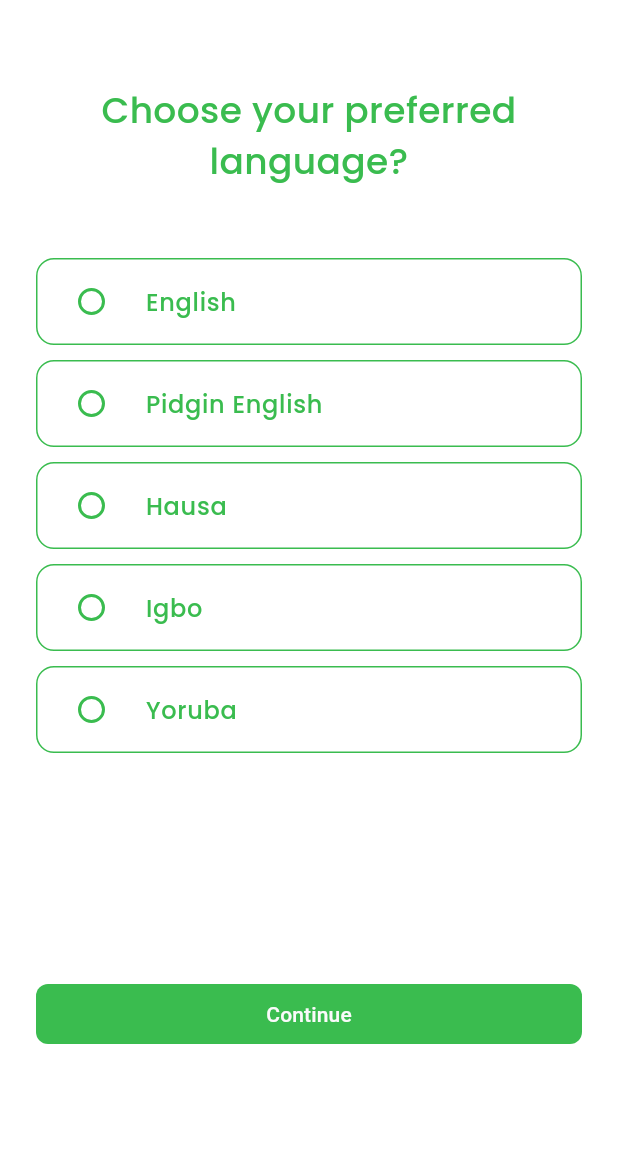
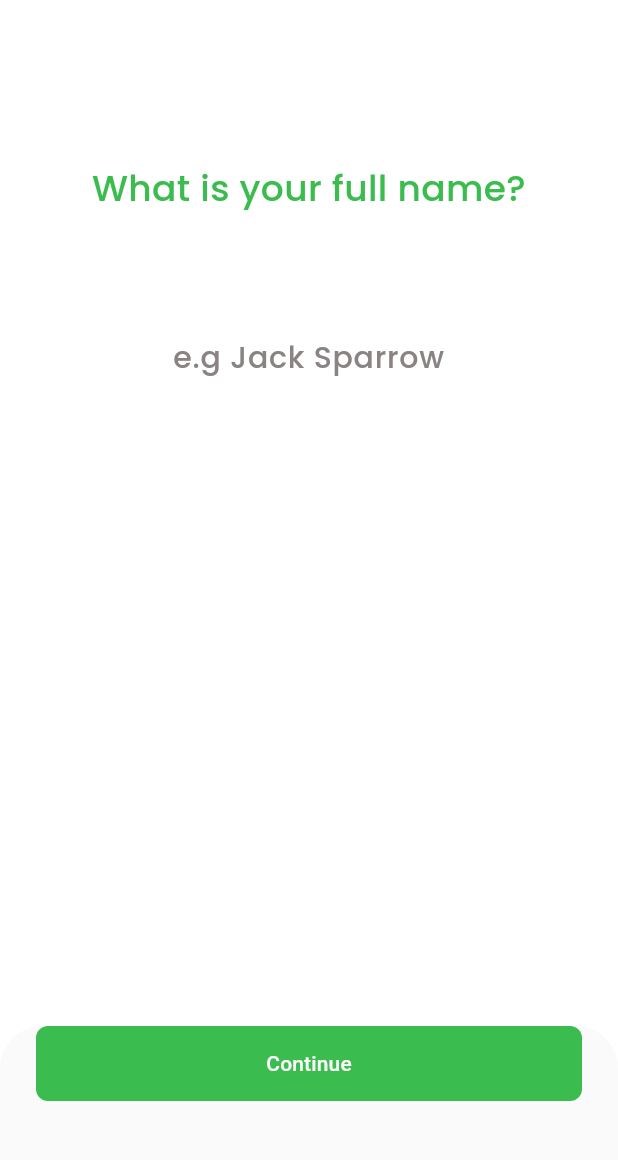
Before and after one commit to enoch-aik/dewsclim, a Flutter app: the ChoosePreferredLanguageScreen screen opened by its route, after a tap on "Continue", on a phone screen of 412 x 824 dp, the part 72-1232 px from its top. Run offline on Flutter 3.47's test engine with Material 3 defaults, Android fonts, the light colour scheme and no system bars; our stand-ins replace auto_route, flutter_hooks, flutter_svg, hooks_riverpod, shared_preferences, smooth_page_indicator; accounts and stored records are empty.

Commit message:
Added full name registration screen

```diff
--- a/lib/features/auth/presentation/ui/screens/register/choose_language.dart
+++ b/lib/features/auth/presentation/ui/screens/register/choose_language.dart
@@ -1,6 +1,8 @@
 import 'package:dewsclim/lib.dart';
 import 'package:dewsclim/src/res/colors/colors.dart';
 import 'package:dewsclim/src/res/styles/styles.dart';
+import 'package:dewsclim/src/router/navigator.dart';
+import 'package:dewsclim/src/router/router.dart';
 import 'package:dewsclim/src/widgets/margin.dart';
 
 @RoutePage(name: 'choosePreferredLanguage')
@@ -9,7 +11,7 @@ class ChoosePreferredLanguageScreen extends HookConsumerWidget {
 
   @override
   Widget build(BuildContext context, WidgetRef ref) {
-    final selectedLanguage = useState<String>('');
+    final selectedLanguage = useState<String>('English');
     final languages = ['English', 'Pidgin English', 'Hausa', 'Igbo', 'Yoruba'];
     return Scaffold(
       appBar: AppBar(),
@@ -56,13 +58,15 @@ class ChoosePreferredLanguageScreen extends HookConsumerWidget {
               ),
             );
           }),
-
           const ColSpacing(140),
-          FilledButton(
-            onPressed: () {
-             // AppNavigator.of(context).push(Onboarding());
-            },
-            child: Text('Continue'),
+          SizedBox(height: 50,
+            child: FilledButton(
+              onPressed: () {
+                // AppNavigator.of(context).push(Onboarding());
+                AppNavigator.of(context).push(const FullNameReg());
+              },
+              child: const Text('Continue'),
+            ),
           ),
         ],
       ),
--- /dev/null
+++ b/lib/features/auth/presentation/ui/screens/register/full_name.dart
@@ -0,0 +1,59 @@
+import 'package:dewsclim/lib.dart';
+import 'package:dewsclim/src/res/colors/colors.dart';
+import 'package:dewsclim/src/res/styles/styles.dart';
+import 'package:dewsclim/src/widgets/margin.dart';
+
+@RoutePage(name: 'fullNameReg')
+class FullNameRegScreen extends StatelessWidget {
+  const FullNameRegScreen({super.key});
+
+  @override
+  Widget build(BuildContext context) {
+    return Scaffold(
+        bottomSheet: Padding(
+          padding: const EdgeInsets.only(left: 24.0, right: 24, bottom: 42),
+          child: SizedBox(
+            width: double.maxFinite,
+            height: 50,
+            child: FilledButton(onPressed: () {}, child: Text('Continue')),
+          ),
+        ),
+        appBar: AppBar(),
+        body: SingleChildScrollView(
+          padding: EdgeInsets.symmetric(horizontal: 24),
+          child: Column(
+            children: [
+              ColSpacing(100),
+              Align(
+                alignment: Alignment.center,
+                child: Text(
+                  'What is your full name?',
+                  textAlign: TextAlign.center,
+                  style: AppStyles.bodyTextStyle.copyWith(
+                      fontSize: 24,
+                      color: context.primary,
+                      fontWeight: FontWeight.w500),
+                ),
+              ),
+              ColSpacing(72),
+              TextFormField(
+                textAlign: TextAlign.center,
+                style: AppStyles.bodyTextStyle.copyWith(
+                    fontSize: 20,
+                    color: AppColors.neutral500,
+                    fontWeight: FontWeight.w500),
+                decoration: InputDecoration(
+                  hintText: 'e.g Jack Sparrow',
+                  hintStyle: AppStyles.bodyTextStyle.copyWith(
+                      fontSize: 20,
+                      color: AppColors.neutral500,
+                      fontWeight: FontWeight.w500),
+                  border: InputBorder.none,
+                  focusedBorder: InputBorder.none,
+                ),
+              ),
+            ],
+          ),
+        ));
+  }
+}
--- /dev/null
+++ b/lib/features/auth/presentation/ui/screens/register/register.dart
@@ -0,0 +1,5 @@
+export 'age.dart';
+export 'choose_language.dart';
+export 'full_name.dart';
+export 'gender.dart';
+export 'phone_number.dart';
--- a/lib/src/router/router.dart
+++ b/lib/src/router/router.dart
@@ -1,5 +1,5 @@
 import 'package:auto_route/auto_route.dart';
-import 'package:dewsclim/features/auth/presentation/ui/screens/register/choose_language.dart';
+import 'package:dewsclim/features/auth/presentation/ui/screens/register/register.dart';
 import 'package:dewsclim/features/onboarding/presentation/ui/screens/onboarding.dart';
 import 'package:dewsclim/features/splash/presentation/ui/screens/splash_screen.dart';
 import 'package:flutter/material.dart';
@@ -13,6 +13,10 @@ class AppRouter extends _$AppRouter {
         AutoRoute(page: Splash.page, initial: true),
         AutoRoute(page: Onboarding.page),
         AutoRoute(page: ChoosePreferredLanguage.page),
+        AutoRoute(page: AgeReg.page),
+        AutoRoute(page: FullNameReg.page),
+        AutoRoute(page: GenderReg.page),
+        AutoRoute(page: PhoneNumberReg.page),
       ];
 
   Route<T> modalSheetBuilder<T>(
```
Also changed, not shown: lib/features/auth/presentation/ui/screens/register/age.dart (added, +11 -0 lines), lib/features/auth/presentation/ui/screens/register/gender.dart (added, +11 -0 lines), lib/features/auth/presentation/ui/screens/register/phone_number.dart (added, +11 -0 lines), lib/features/onboarding/presentation/ui/screens/onboarding.dart (+8 -6 lines), lib/src/router/router.gr.dart.
